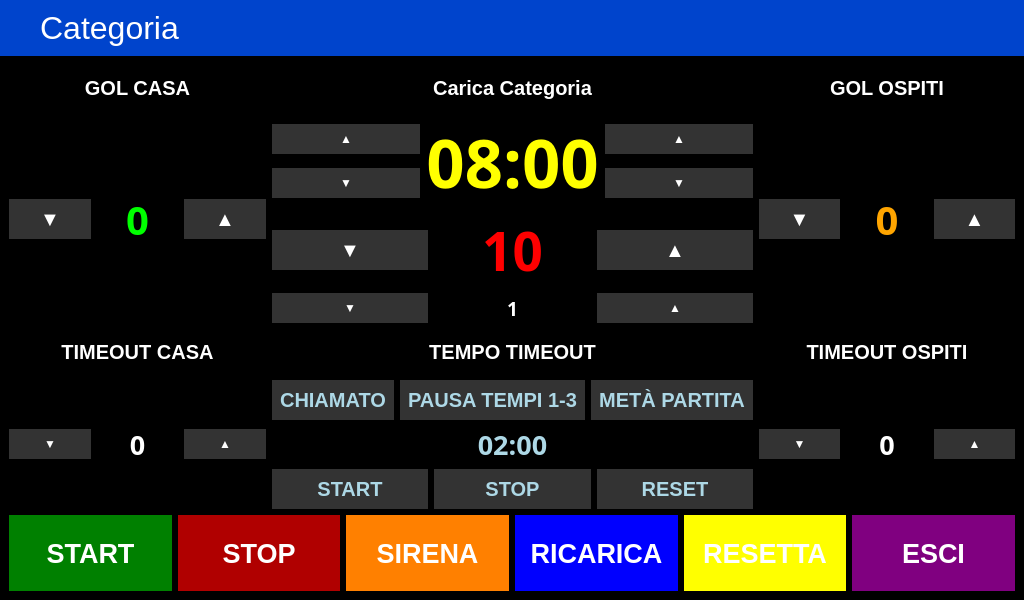
Before: the Qt Designer form rasp5/gui/tabellone.ui in pythonpenguin/segnapunti_pallanuoto, drawn with Qt 5.
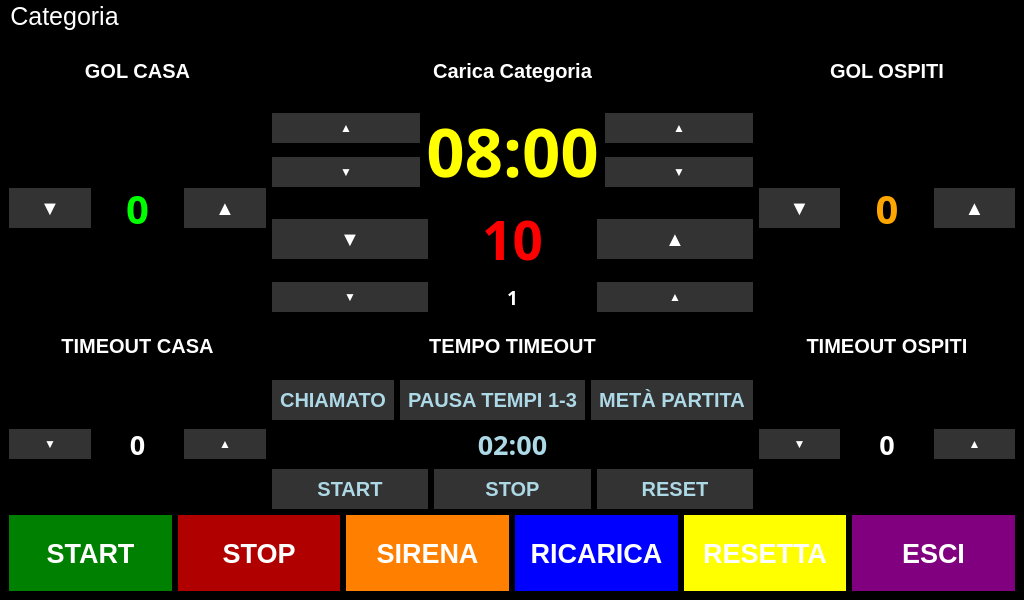
After: the same form once the commit is applied.

Diff of the .ui file:
```diff
--- a/rasp5/gui/tabellone.ui
+++ b/rasp5/gui/tabellone.ui
@@ -48,19 +48,16 @@
                 padding: 10px;
                 }
                 QMenuBar {
-                font-size: 32px;
-                spacing: 20px;
-                background-color: #0044cc;
+                font-size: 25px;
                 }
-                QMenuBar::item {
-                background-color: #0044cc;
-                color: white;
-                padding: 10px 20px;
-                border-radius: 8px;
+                QMenu {
+                padding: 20px;
+                min-width: 300px;
                 }
-
-                QMenuBar::item:selected {
-                background-color: #0066ff;
+                QMenu::item {
+                padding: 15px 40px; /* aumenta area cliccabile */
+                height: 60px; /* forza altezza minima item */
+                color: blue;
                 }
 
 
```
